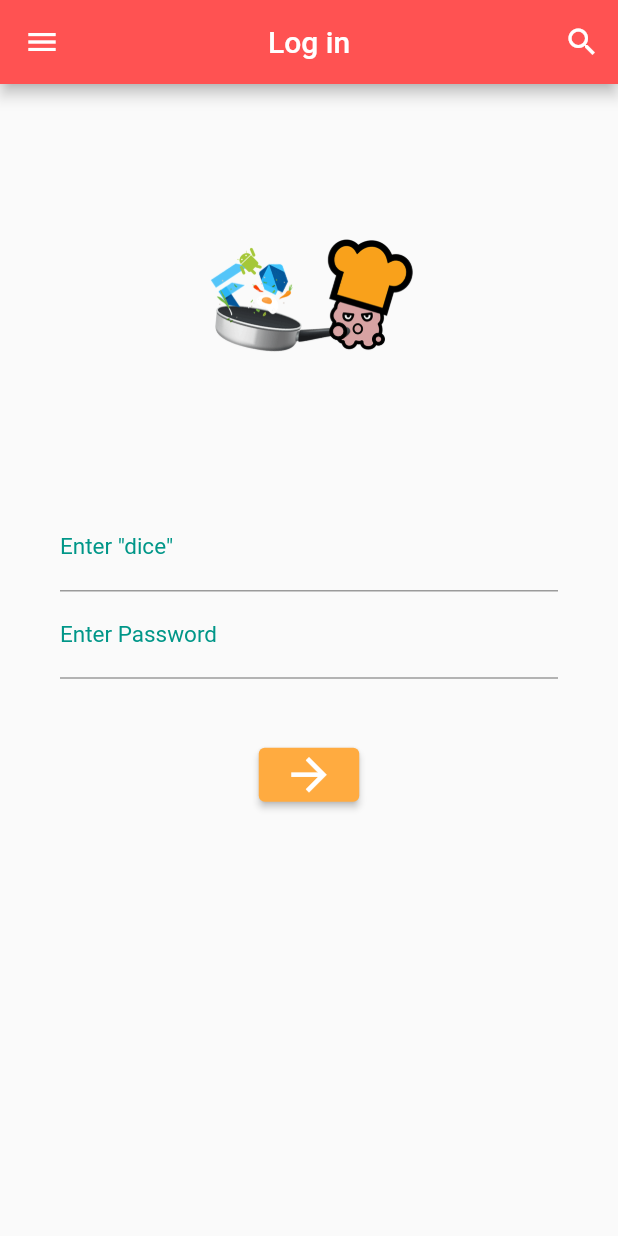
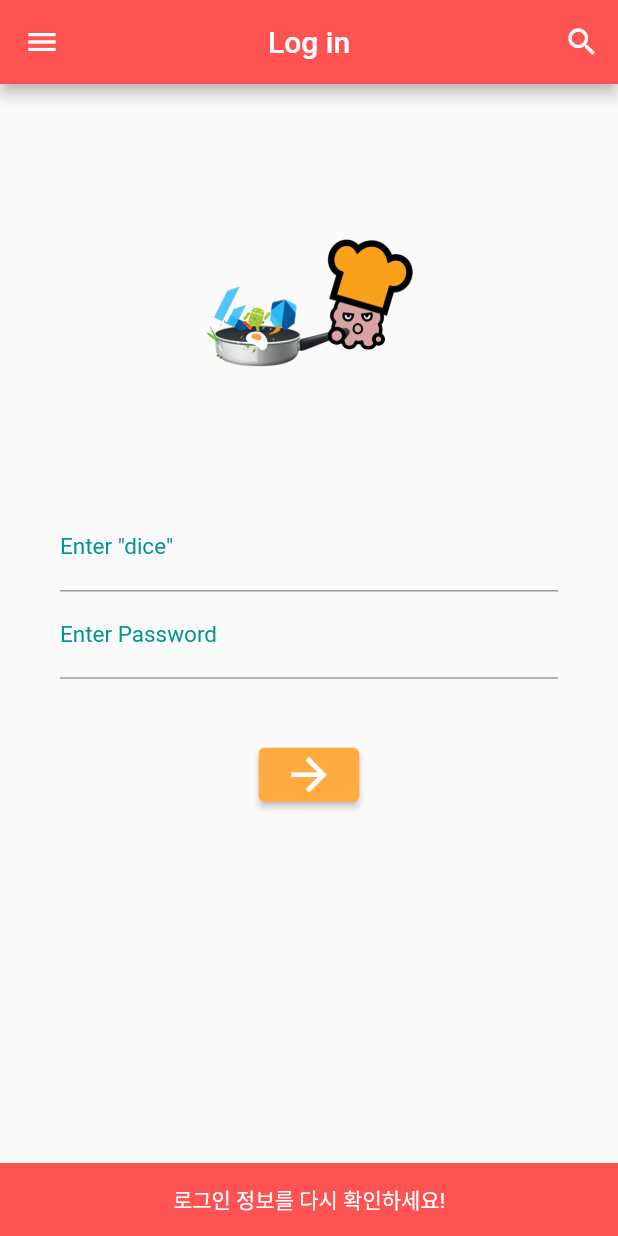
Before and after one commit to jsj9620/login_dicegame, a Flutter app: the screen it shows after launch, after a tap on the "arrow forward" icon, on a phone screen of 412 x 824 dp. Run offline on Flutter 3.47's test engine with Material 2 defaults, Android fonts, the phone set to English and light mode, and no system bars.

```diff
--- a/lib/main.dart
+++ b/lib/main.dart
@@ -1,4 +1,5 @@
 import 'package:flutter/material.dart';
+import 'dice.dart';
 
 void main() => runApp(const MyApp());
 
@@ -23,6 +24,10 @@ class LogIn extends StatefulWidget {
 }
 
 class _LogInState extends State<LogIn> {
+
+  TextEditingController controller = TextEditingController();
+  TextEditingController controller2 = TextEditingController();
+
   @override
   Widget build(BuildContext context) {
     return Scaffold(
@@ -41,7 +46,9 @@ class _LogInState extends State<LogIn> {
           )
         ],
       ),
-      body: SingleChildScrollView(
+      body: Builder(
+        builder: (context) {
+          return SingleChildScrollView(
             child: Column(
               children: [
                 Padding(padding: EdgeInsets.only(top: 50)),
@@ -66,12 +73,14 @@ class _LogInState extends State<LogIn> {
                       child: Column(
                         children: [
                           TextField(
+                            controller: controller,
                             decoration: InputDecoration(
                               labelText: 'Enter "dice"'
                             ),
                             keyboardType: TextInputType.emailAddress,
                           ),
                           TextField(
+                            controller: controller2,
                             decoration: InputDecoration(
                                 labelText: 'Enter Password'
                             ),
@@ -88,7 +97,18 @@ class _LogInState extends State<LogIn> {
                                   style : ElevatedButton.styleFrom(
                                     primary: Colors.orangeAccent
                                   ),
-                              onPressed: (){},
+                                  onPressed: (){
+                                    if (controller.text == 'dice' && controller2.text == '1234') {
+                                      Navigator.push(context,
+                                        MaterialPageRoute(builder: (BuildContext context) => Dice()));
+                                    } else if (controller.text == 'dice' && controller2.text != '1234') {
+                                      showSnackBar2(context);
+                                    } else if (controller.text != 'dice' && controller2.text == '1234') {
+                                      showSnackBar3(context);
+                                    } else {
+                                      showSnackBar(context);
+                                    }
+                                  },
                                   child: Icon(Icons.arrow_forward, color: Colors.white, size: 35.0),
                               )
                           ),
@@ -98,7 +118,39 @@ class _LogInState extends State<LogIn> {
                 ),
               ],
             ),
+          );
+        },
       ),
     );
   }
 }
+
+void showSnackBar(BuildContext context) {
+  ScaffoldMessenger.of(context).showSnackBar(
+    SnackBar(content:
+      Text('로그인 정보를 다시 확인하세요!', textAlign: TextAlign.center, ),
+      duration: Duration(seconds: 2),
+      backgroundColor: Colors.redAccent,
+    )
+  );
+}
+
+void showSnackBar2(BuildContext context) {
+  ScaffoldMessenger.of(context).showSnackBar(
+      SnackBar(content:
+      Text('비밀번호가 일치하지 않습니다!', textAlign: TextAlign.center, ),
+        duration: Duration(seconds: 2),
+        backgroundColor: Colors.redAccent,
+      )
+  );
+}
+
+void showSnackBar3(BuildContext context) {
+  ScaffoldMessenger.of(context).showSnackBar(
+      SnackBar(content:
+      Text('dice의 철자를 확인하세요!', textAlign: TextAlign.center, ),
+        duration: Duration(seconds: 2),
+        backgroundColor: Colors.redAccent,
+      )
+  );
+}
```
Also changed, not shown: lib/dice.dart (added, +15 -0 lines). Lines whose indentation alone changed are shown as unchanged.
